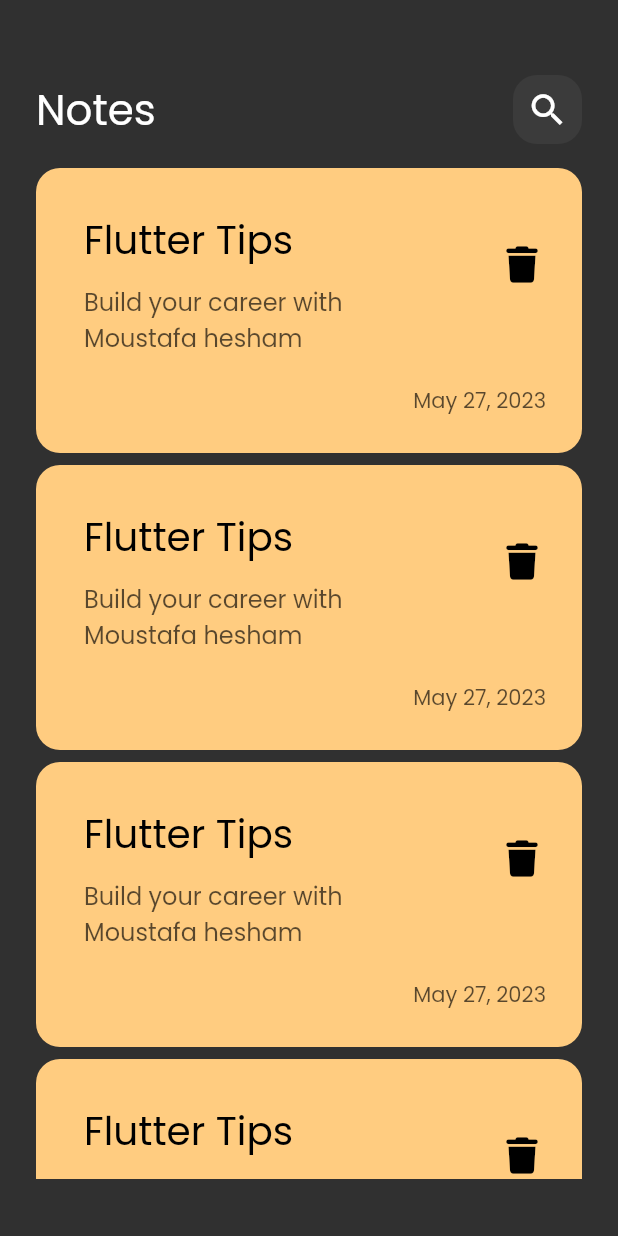
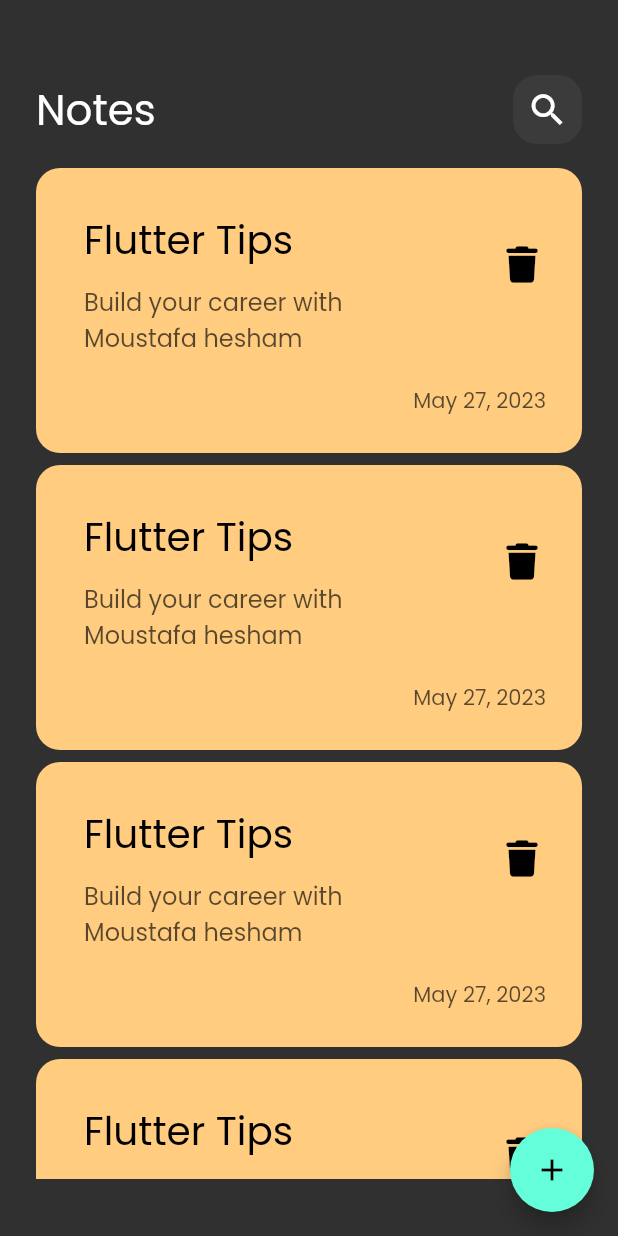
Before and after one commit to moustafa-hesham/QuickNotes, a Flutter app: the screen it shows after launch, on a phone screen of 412 x 824 dp. Run offline on Flutter 3.47's test engine with Material 2 defaults, Android fonts, the phone set to English and light mode, and no system bars; our stand-ins replace font_awesome_flutter.

Commit message:
added floating action button

```diff
--- a/lib/views/notes.view.dart
+++ b/lib/views/notes.view.dart
@@ -8,6 +8,12 @@ class NotesView extends StatelessWidget {
 
   @override
   Widget build(BuildContext context) {
-    return Scaffold(body: const NotesViewBody());
+    return Scaffold(
+      body: const NotesViewBody(),
+      floatingActionButton: FloatingActionButton(
+        onPressed: () {},
+        child: Icon(Icons.add),
+      ),
+    );
   }
 }
```
